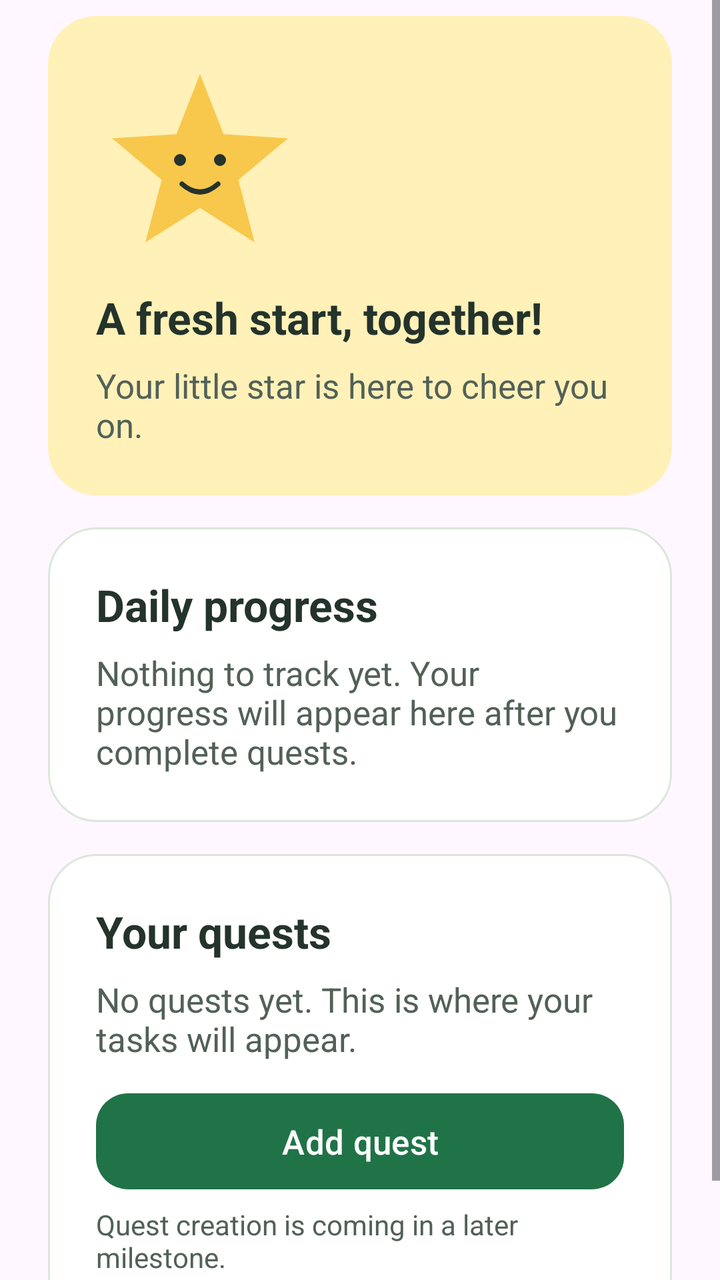
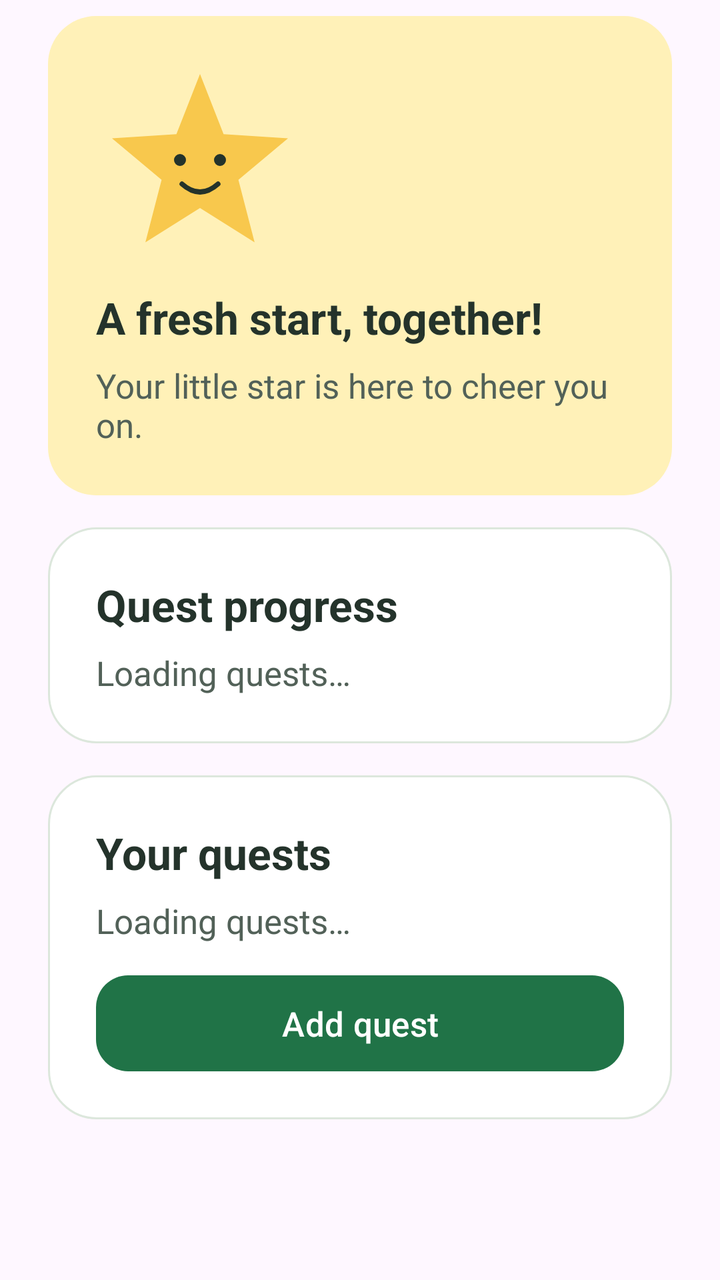

The first picture is an Android layout as it rendered before a commit; the second is the same layout after the commit. The layout source and the unified diff follow.
<!-- AndroidManifest.xml: application theme Theme.Dhyanam -->
<!-- res/layout/screen_today.xml -->
<?xml version="1.0" encoding="utf-8"?>
<ScrollView xmlns:android="http://schemas.android.com/apk/res/android"
    android:layout_width="match_parent"
    android:layout_height="match_parent"
    android:fillViewport="true">

    <LinearLayout
        android:layout_width="match_parent"
        android:layout_height="wrap_content"
        android:orientation="vertical"
        android:paddingHorizontal="@dimen/space_large"
        android:paddingTop="@dimen/space_small"
        android:paddingBottom="@dimen/space_xlarge">

        <LinearLayout
            android:layout_width="match_parent"
            android:layout_height="wrap_content"
            android:background="@drawable/bg_yellow_card"
            android:gravity="center_vertical"
            android:orientation="vertical"
            android:padding="@dimen/space_large">

            <ImageView
                android:layout_width="@dimen/mascot_size"
                android:layout_height="@dimen/mascot_size"
                android:contentDescription="@string/mascot_description"
                android:src="@drawable/star_mascot" />

            <TextView
                style="@style/FocusBuddyHeading"
                android:layout_width="match_parent"
                android:layout_height="wrap_content"
                android:layout_marginTop="@dimen/space_small"
                android:text="@string/today_greeting" />

            <TextView
                style="@style/FocusBuddyBody"
                android:layout_width="match_parent"
                android:layout_height="wrap_content"
                android:layout_marginTop="@dimen/space_small"
                android:text="@string/today_greeting_detail" />
        </LinearLayout>

        <LinearLayout
            android:layout_width="match_parent"
            android:layout_height="wrap_content"
            android:layout_marginTop="@dimen/space_medium"
            android:background="@drawable/bg_card"
            android:orientation="vertical"
            android:padding="@dimen/space_large">

            <TextView
                style="@style/FocusBuddyHeading"
                android:layout_width="match_parent"
                android:layout_height="wrap_content"
                android:accessibilityHeading="true"
                android:text="@string/daily_progress_title" />

            <TextView
                style="@style/FocusBuddyBody"
                android:layout_width="match_parent"
                android:layout_height="wrap_content"
                android:layout_marginTop="@dimen/space_small"
                android:text="@string/daily_progress_empty" />
        </LinearLayout>

        <LinearLayout
            android:layout_width="match_parent"
            android:layout_height="wrap_content"
            android:layout_marginTop="@dimen/space_medium"
            android:background="@drawable/bg_card"
            android:orientation="vertical"
            android:padding="@dimen/space_large">

            <TextView
                style="@style/FocusBuddyHeading"
                android:layout_width="match_parent"
                android:layout_height="wrap_content"
                android:accessibilityHeading="true"
                android:text="@string/quests_title" />

            <TextView
                style="@style/FocusBuddyBody"
                android:layout_width="match_parent"
                android:layout_height="wrap_content"
                android:layout_marginTop="@dimen/space_small"
                android:text="@string/quests_empty" />

            <Button
                android:id="@+id/add_quest_button"
                style="@style/FocusBuddyActionButton"
                android:layout_width="match_parent"
                android:layout_height="wrap_content"
                android:layout_marginTop="@dimen/space_medium"
                android:text="@string/add_quest" />

            <TextView
                style="@style/FocusBuddyCaption"
                android:layout_width="match_parent"
                android:layout_height="wrap_content"
                android:layout_marginTop="@dimen/space_small"
                android:text="@string/add_quest_unavailable" />
        </LinearLayout>
    </LinearLayout>
</ScrollView>
<!-- resources referenced by this layout -->
<resources>
  <dimen name="mascot_size">104dp</dimen>
  <dimen name="space_large">24dp</dimen>
  <dimen name="space_medium">16dp</dimen>
  <dimen name="space_small">8dp</dimen>
  <dimen name="space_xlarge">32dp</dimen>
  <!-- drawable bg_card (drawable) -->
  <shape xmlns:android="http://schemas.android.com/apk/res/android" android:shape="rectangle">
      <solid android:color="@color/surface" />
      <corners android:radius="@dimen/card_radius" />
      <stroke android:width="1dp" android:color="@color/card_stroke" />
  </shape>
  <!-- drawable bg_yellow_card (drawable) -->
  <shape xmlns:android="http://schemas.android.com/apk/res/android" android:shape="rectangle">
      <solid android:color="@color/yellow_soft" />
      <corners android:radius="@dimen/card_radius" />
  </shape>
  <string name="add_quest">Add quest</string>
  <string name="add_quest_unavailable">Quest creation is coming in a later milestone.</string>
  <string name="daily_progress_empty">Nothing to track yet. Your progress will appear here after you complete quests.</string>
  <string name="daily_progress_title">Daily progress</string>
  <string name="mascot_description">Smiling yellow star mascot</string>
  <string name="quests_empty">No quests yet. This is where your tasks will appear.</string>
  <string name="quests_title">Your quests</string>
  <string name="today_greeting">A fresh start, together!</string>
  <string name="today_greeting_detail">Your little star is here to cheer you on.</string>
  <style name="FocusBuddyActionButton">
          <item name="android:background">@drawable/bg_action_button</item>
          <item name="android:textColor">@color/surface</item>
          <item name="android:textSize">17sp</item>
          <item name="android:textAllCaps">false</item>
          <item name="android:minHeight">@dimen/touch_target</item>
          <item name="android:paddingHorizontal">@dimen/space_large</item>
      </style>
  <style name="FocusBuddyBody">
          <item name="android:textColor">@color/muted_ink</item>
          <item name="android:textSize">17sp</item>
      </style>
  <style name="FocusBuddyCaption">
          <item name="android:textColor">@color/muted_ink</item>
          <item name="android:textSize">14sp</item>
      </style>
  <style name="FocusBuddyHeading">
          <item name="android:textColor">@color/ink</item>
          <item name="android:textSize">22sp</item>
          <item name="android:textStyle">bold</item>
      </style>
  <style name="Theme.Dhyanam" parent="Base.Theme.Dhyanam" />
  <color name="surface">#FFFFFF</color>
  <dimen name="card_radius">24dp</dimen>
  <color name="card_stroke">#DCE7DC</color>
  <color name="yellow_soft">#FFF1B8</color>
  <color name="yellow">#F8C84D</color>
  <color name="ink">#24332B</color>
  <!-- drawable bg_action_button (drawable) -->
  <selector xmlns:android="http://schemas.android.com/apk/res/android">
      <item android:state_pressed="true">
          <shape android:shape="rectangle"><solid android:color="@color/green_dark" /><corners android:radius="16dp" /></shape>
      </item>
      <item>
          <shape android:shape="rectangle"><solid android:color="@color/green" /><corners android:radius="16dp" /></shape>
      </item>
  </selector>
  <dimen name="touch_target">48dp</dimen>
  <color name="muted_ink">#526158</color>
  <style name="Base.Theme.Dhyanam" parent="Theme.Material3.Light.NoActionBar">
          <item name="colorPrimary">@color/green</item>
          <item name="colorOnPrimary">@color/surface</item>
          <item name="android:windowLightStatusBar">true</item>
          <item name="android:windowLightNavigationBar">true</item>
      </style>
  <color name="green_dark">#155A37</color>
  <color name="green">#207347</color>
  <!-- unchanged entries left out for length: 1 -->
</resources>

<!-- the commit's change to res/layout/screen_today.xml (unified diff, before → after) -->
@@ -34,6 +34,7 @@
                 android:text="@string/today_greeting" />
 
             <TextView
+                android:id="@+id/daily_progress_text"
                 style="@style/FocusBuddyBody"
                 android:layout_width="match_parent"
                 android:layout_height="wrap_content"
@@ -61,7 +62,7 @@
                 android:layout_width="match_parent"
                 android:layout_height="wrap_content"
                 android:layout_marginTop="@dimen/space_small"
-                android:text="@string/daily_progress_empty" />
+                android:text="@string/quests_loading" />
         </LinearLayout>
 
         <LinearLayout
@@ -80,11 +81,18 @@
                 android:text="@string/quests_title" />
 
             <TextView
+                android:id="@+id/quests_empty_view"
                 style="@style/FocusBuddyBody"
                 android:layout_width="match_parent"
                 android:layout_height="wrap_content"
                 android:layout_marginTop="@dimen/space_small"
-                android:text="@string/quests_empty" />
+                android:text="@string/quests_loading" />
+
+            <LinearLayout
+                android:id="@+id/quest_list"
+                android:layout_width="match_parent"
+                android:layout_height="wrap_content"
+                android:orientation="vertical" />
 
             <Button
                 android:id="@+id/add_quest_button"
@@ -94,12 +102,6 @@
                 android:layout_marginTop="@dimen/space_medium"
                 android:text="@string/add_quest" />
 
-            <TextView
-                style="@style/FocusBuddyCaption"
-                android:layout_width="match_parent"
-                android:layout_height="wrap_content"
-                android:layout_marginTop="@dimen/space_small"
-                android:text="@string/add_quest_unavailable" />
         </LinearLayout>
     </LinearLayout>
 </ScrollView>
<!-- resource entries referenced after the edit -->
@@ -17,11 +17,9 @@
       <corners android:radius="@dimen/card_radius" />
   </shape>
   <string name="add_quest">Add quest</string>
-  <string name="add_quest_unavailable">Quest creation is coming in a later milestone.</string>
-  <string name="daily_progress_empty">Nothing to track yet. Your progress will appear here after you complete quests.</string>
-  <string name="daily_progress_title">Daily progress</string>
+  <string name="daily_progress_title">Quest progress</string>
   <string name="mascot_description">Smiling yellow star mascot</string>
-  <string name="quests_empty">No quests yet. This is where your tasks will appear.</string>
+  <string name="quests_loading">Loading quests…</string>
   <string name="quests_title">Your quests</string>
   <string name="today_greeting">A fresh start, together!</string>
   <string name="today_greeting_detail">Your little star is here to cheer you on.</string>
@@ -36,10 +34,6 @@
   <style name="FocusBuddyBody">
           <item name="android:textColor">@color/muted_ink</item>
           <item name="android:textSize">17sp</item>
-      </style>
-  <style name="FocusBuddyCaption">
-          <item name="android:textColor">@color/muted_ink</item>
-          <item name="android:textSize">14sp</item>
       </style>
   <style name="FocusBuddyHeading">
           <item name="android:textColor">@color/ink</item>
